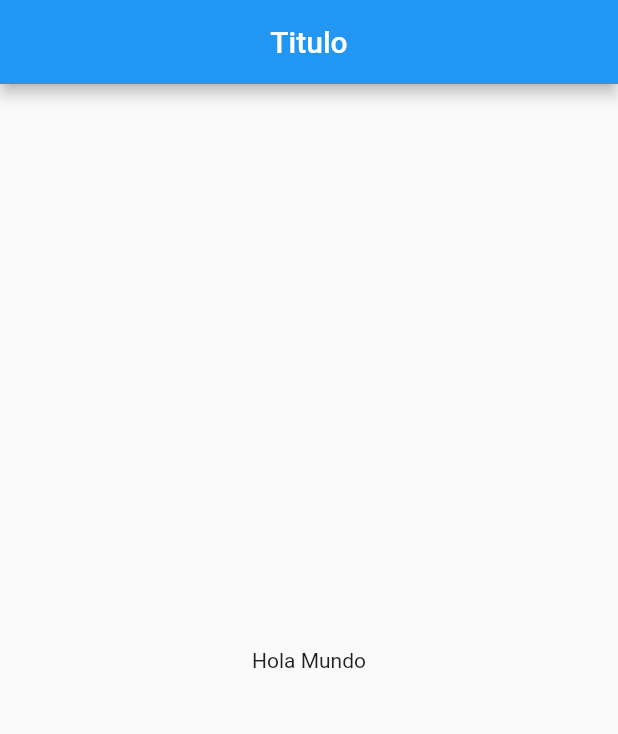
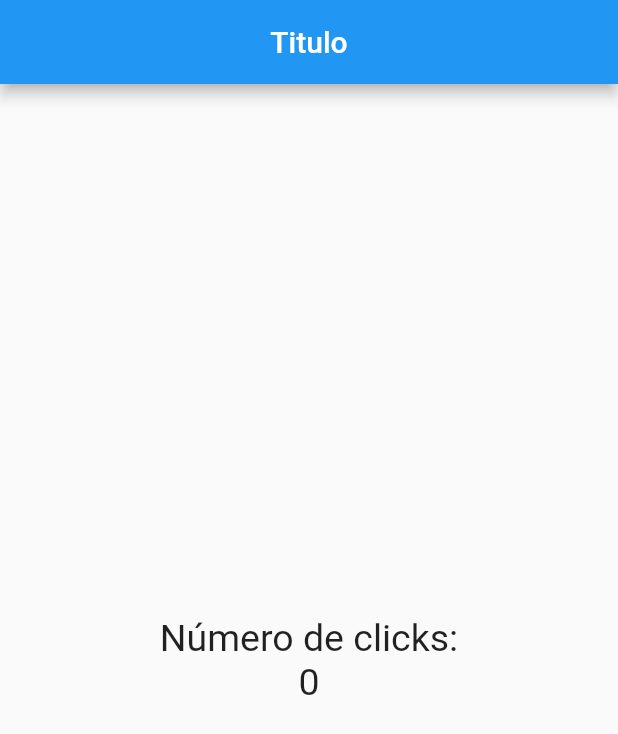
Before and after one commit to LuisAlvaradoB/contador, a Flutter app: the screen it shows after launch, on a phone screen of 412 x 824 dp. Shown: the top 734 px of the screen. Run offline on Flutter 3.47's test engine with Material 2 defaults, Android fonts, the phone set to English and light mode, and no system bars.

Commit message:
Se agrega widget de columna

```diff
--- a/lib/src/pages/home_page.dart
+++ b/lib/src/pages/home_page.dart
@@ -1,6 +1,9 @@
 import 'package:flutter/material.dart';
 
 class HomePage extends StatelessWidget {
+
+  final estiloTexto = TextStyle(fontSize: 25.0);
+
   @override
   Widget build(BuildContext context) {
     // TODO: implement build
@@ -10,7 +13,13 @@ class HomePage extends StatelessWidget {
         centerTitle: true,
       ),
       body: Center(
-        child: Text('Hola Mundo'),
+        child: Column(
+          mainAxisAlignment: MainAxisAlignment.center,
+          children: <Widget>[
+            Text('Número de clicks:', style: estiloTexto),
+            Text('0', style: estiloTexto)
+          ],
+        )
       ),
     );
   }
```
